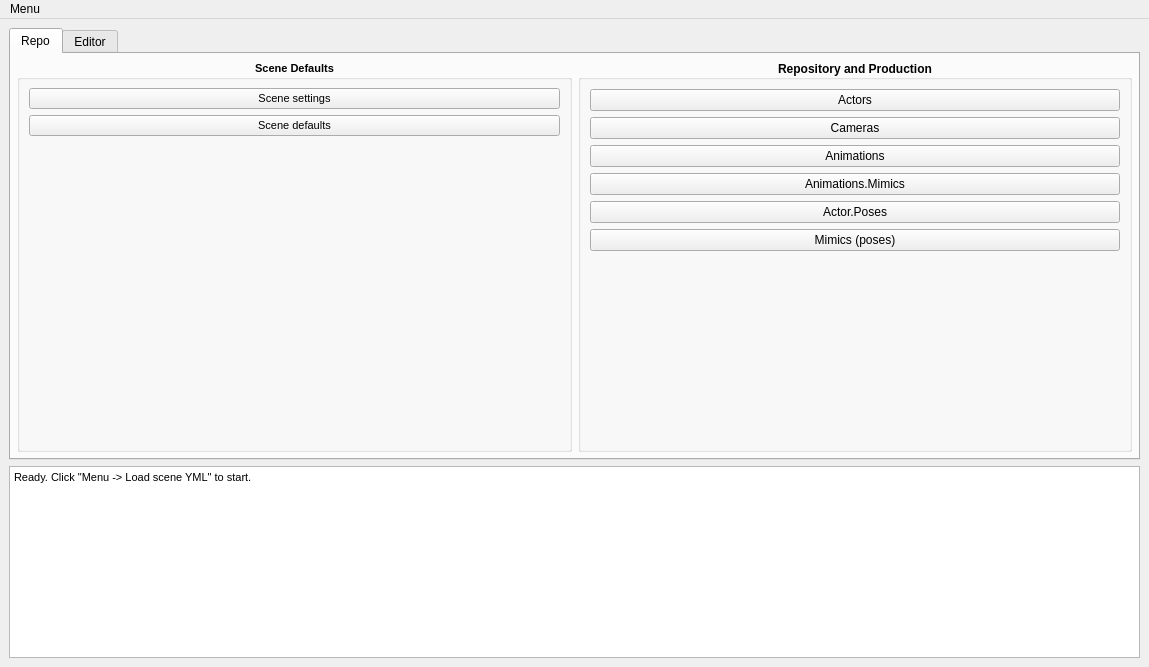
Above: mainwindow.ui from nikich340/W3YmlSceneEditor before the change. Below: the same form after it.
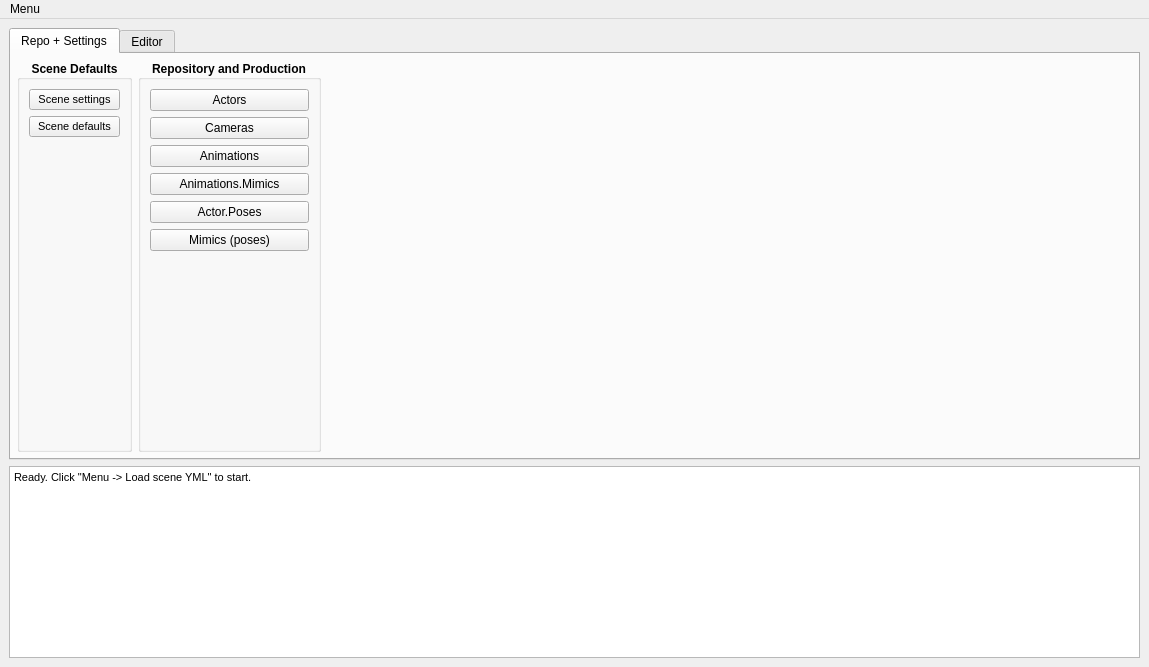
That is the form after the change. Custom widgets are drawn as their Qt base class.

Commit message: + fixes, update code with UI helpers, add Fade events support

What changed in the file:
```diff
--- a/mainwindow.ui
+++ b/mainwindow.ui
@@ -40,7 +40,7 @@
       </property>
       <widget class="QWidget" name="tab">
        <attribute name="title">
-        <string>Repo</string>
+        <string>Repo + Settings</string>
        </attribute>
        <layout class="QHBoxLayout" name="horizontalLayout">
         <property name="spacing">
@@ -60,15 +60,8 @@
         </property>
         <item>
          <widget class="QGroupBox" name="groupBox2">
-          <property name="sizePolicy">
-           <sizepolicy hsizetype="Preferred" vsizetype="Preferred">
-            <horstretch>0</horstretch>
-            <verstretch>0</verstretch>
-           </sizepolicy>
-          </property>
           <property name="font">
            <font>
-            <pointsize>8</pointsize>
             <bold>true</bold>
            </font>
           </property>
@@ -229,6 +222,19 @@
           </layout>
          </widget>
         </item>
+        <item>
+         <spacer name="horizontalSpacer">
+          <property name="orientation">
+           <enum>Qt::Horizontal</enum>
+          </property>
+          <property name="sizeHint" stdset="0">
+           <size>
+            <width>40</width>
+            <height>20</height>
+           </size>
+          </property>
+         </spacer>
+        </item>
        </layout>
       </widget>
       <widget class="QWidget" name="tab_2">
```
The commit also changes 4 other files.
